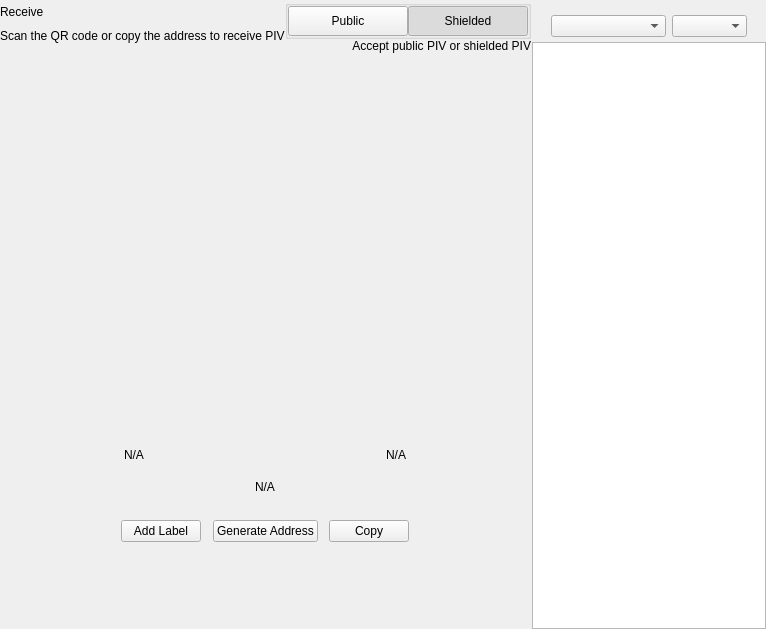
Qt form src/qt/pivx/forms/receivewidget.ui (Liquid369/blank) before a commit.
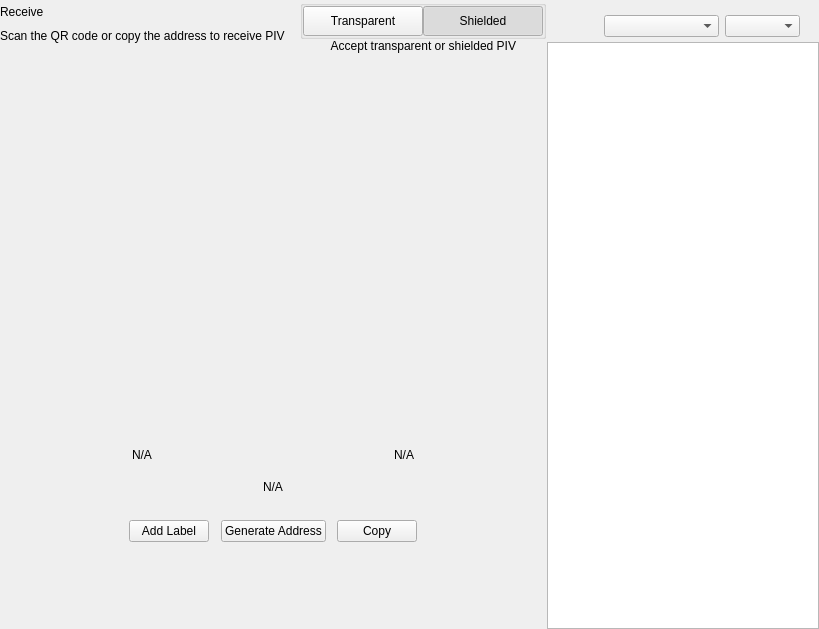
The same form after that commit. Custom widgets are drawn as their Qt base class.

Commit message: GUI: receive widget, renamed public to transparent.

The edit to the form file:
```diff
--- a/src/qt/pivx/forms/receivewidget.ui
+++ b/src/qt/pivx/forms/receivewidget.ui
@@ -6,7 +6,7 @@
    <rect>
     <x>0</x>
     <y>0</y>
-    <width>629</width>
+    <width>819</width>
     <height>629</height>
    </rect>
   </property>
@@ -154,7 +154,7 @@
                    <enum>Qt::NoFocus</enum>
                   </property>
                   <property name="text">
-                   <string>Public</string>
+                   <string>Transparent</string>
                   </property>
                   <property name="checkable">
                    <bool>true</bool>
@@ -198,10 +198,10 @@
                </layout>
               </widget>
              </item>
-             <item alignment="Qt::AlignTop">
+             <item alignment="Qt::AlignHCenter|Qt::AlignTop">
               <widget class="QLabel" name="labelSubtitle2">
                <property name="text">
-                <string>Accept public PIV or shielded PIV</string>
+                <string>Accept transparent or shielded PIV</string>
                </property>
                <property name="alignment">
                 <set>Qt::AlignRight|Qt::AlignTrailing|Qt::AlignVCenter</set>
```
